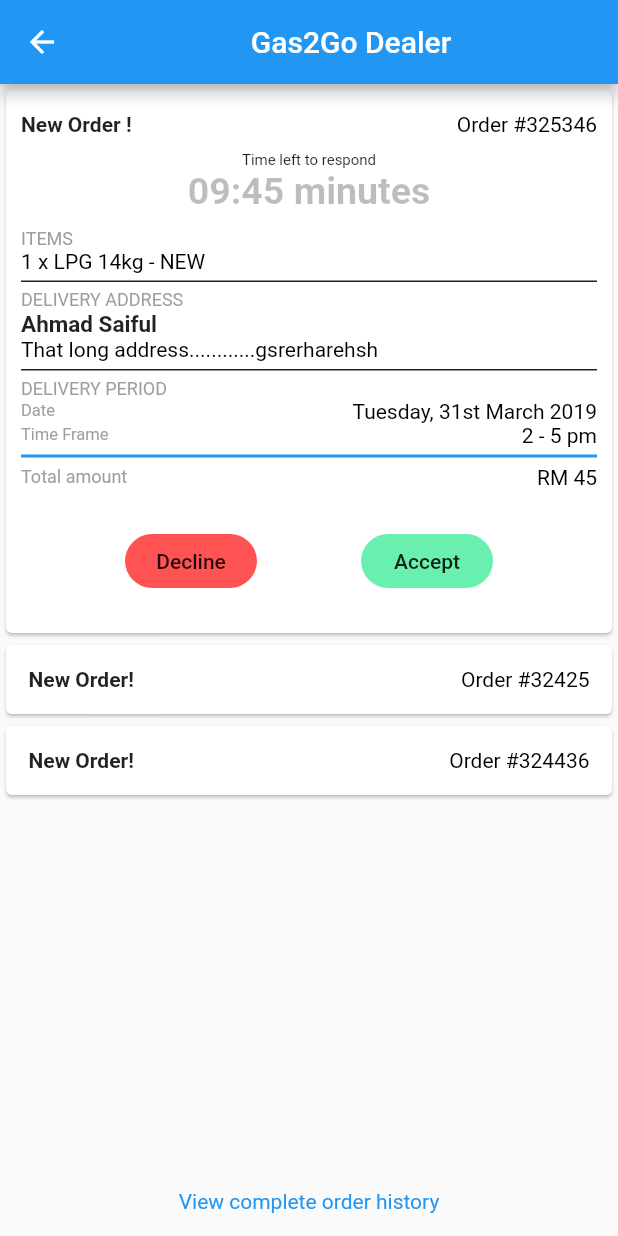
After one commit to aimanuslim/Gas2Go, a Flutter app: the DealerHomePage screen opened directly, on a phone screen of 412 x 824 dp. The commit adds this screen. Run offline on Flutter 3.47's test engine with Material 2 defaults, Android fonts, the phone set to English and light mode, and no system bars.

Commit message:
added dealer home screen, added commonelements file

```diff
--- /dev/null
+++ b/lib/commonelements.dart
@@ -0,0 +1,16 @@
+import 'package:flutter/material.dart';
+
+Widget getLine(
+    {color: Colors.black87,
+    double width: 1,
+    double top: 0,
+    double bottom: 0,
+    double left: 0,
+    double right: 0}) {
+  return Padding(
+      padding:
+          EdgeInsets.only(top: top, bottom: bottom, right: right, left: left),
+      child: Container(
+          decoration: BoxDecoration(
+              border: Border(bottom: BorderSide(width: width, color: color)))));
+}
--- a/lib/customer.dart
+++ b/lib/customer.dart
@@ -403,8 +403,7 @@ class CustomerOrderState extends State<CustomerOrderPage> {
           new RaisedButton(
             child: Text("Confirm Order", style: TextStyle(color: Colors.white)),
             color: Colors.black,
-            shape: new RoundedRectangleBorder(
-                borderRadius: new BorderRadius.circular(30.0)),
+            shape: new RoundedRectangleBorder(borderRadius: new BorderRadius.circular(30.0)),
             elevation: 50,
             onPressed: () {
               // Perform some action
--- /dev/null
+++ b/lib/dealer.dart
@@ -0,0 +1,139 @@
+import 'package:flutter/material.dart';
+import 'texts.dart';
+import 'commonelements.dart';
+
+class DealerHomePage extends StatefulWidget {
+  @override
+  DealerHomeState createState() {
+    return DealerHomeState();
+  }
+}
+
+class DealerHomeState extends State<DealerHomePage> {
+  @override
+  Widget build(BuildContext context) {
+    return new Scaffold(
+        appBar: AppBar(
+            title: Center(
+          child: Text(
+            'Gas2Go Dealer',
+            textAlign: TextAlign.center,
+          ),
+        )),
+        body: Column(
+          children: <Widget>[
+            Expanded(
+              child: ListView(
+                children: <Widget>[
+                  Card(
+                      child: Padding(
+                    padding: EdgeInsets.only(left: 10, right: 10, top: 15),
+                    child: Column(
+                      crossAxisAlignment: CrossAxisAlignment.start,
+                      children: <Widget>[
+                        Row(
+                          mainAxisAlignment: MainAxisAlignment.spaceBetween,
+                          children: <Widget>[
+                            focusText("New Order !"),
+                            normalText("Order #325346")
+                          ],
+                        ),
+                        Padding(
+                            padding: EdgeInsets.only(top: 10),
+                            child: Center(
+                                child: smallText("Time left to respond"))),
+                        Padding(
+                            padding: EdgeInsets.only(bottom: 10),
+                            child: Center(
+                                child: significantText("09:45 minutes"))),
+                        headerText(string: "ITEMS"),
+                        normalText("1 x LPG 14kg - NEW"),
+                        getLine(top: 5, bottom: 5),
+                        headerText(string: "DELIVERY ADDRESS"),
+                        nameText("Ahmad Saiful"),
+                        normalText("That long address............gsrerharehsh"),
+                        getLine(top: 5, bottom: 5),
+                        headerText(string: "DELIVERY PERIOD"),
+                        Row(
+                          mainAxisAlignment: MainAxisAlignment.spaceBetween,
+                          children: <Widget>[
+                            headerText(headerSize: 11, string: "Date"),
+                            normalText("Tuesday, 31st March 2019")
+                          ],
+                        ),
+                        Row(
+                          mainAxisAlignment: MainAxisAlignment.spaceBetween,
+                          children: <Widget>[
+                            headerText(headerSize: 11, string: "Time Frame"),
+                            normalText("2 - 5 pm")
+                          ],
+                        ),
+                        getLine(
+                            width: 2, top: 5, bottom: 5, color: Colors.blue),
+                        Row(
+                          mainAxisAlignment: MainAxisAlignment.spaceBetween,
+                          children: <Widget>[
+                            headerText(string: "Total amount"),
+                            normalText("RM 45")
+                          ],
+                        ),
+                        Center(
+                          heightFactor: 2,
+                          child: Row(
+                            mainAxisAlignment: MainAxisAlignment.spaceEvenly,
+                            children: <Widget>[
+                              FlatButton(
+                                child: Text("Decline"),
+                                color: Colors.redAccent,
+                                shape: new RoundedRectangleBorder(
+                                    borderRadius:
+                                        new BorderRadius.circular(30.0)),
+                                onPressed: () {
+                                  int y = 5;
+                                },
+                              ),
+                              FlatButton(
+                                child: Text("Accept"),
+                                color: Colors.greenAccent,
+                                shape: new RoundedRectangleBorder(
+                                    borderRadius:
+                                        new BorderRadius.circular(30.0)),
+                                onPressed: () {
+                                  int y = 5;
+                                },
+                              ),
+                            ],
+                          ),
+                        )
+                      ],
+                    ),
+                  )
+                  ),
+                  Card(
+                    child: Padding(padding: EdgeInsets.all(15), child: Row(
+                      mainAxisAlignment: MainAxisAlignment.spaceBetween,
+                      children: <Widget>[
+                        focusText("New Order!"),
+                        normalText("Order #32425")
+                      ],
+                    )),), // First order
+                    Card(
+                    child: Padding(padding: EdgeInsets.all(15), child: Row(
+                      mainAxisAlignment: MainAxisAlignment.spaceBetween,
+                      children: <Widget>[
+                        focusText("New Order!"),
+                        normalText("Order #324436")
+                      ],
+                    )),) // Second order
+                ],
+              ),
+            ),
+            Padding(padding: EdgeInsets.all(15),
+              child: linkText("View complete order history"), // TODO: add > icon later
+          )
+          ],
+
+        ),
+        );
+  }
+}
--- a/lib/texts.dart
+++ b/lib/texts.dart
@@ -11,6 +11,13 @@ Text linkText(string) {
   return Text(string,
   style: TextStyle(
     color: Colors.blue
+  ),);
+}
+
+Text focusText(string) {
+  return Text(string,
+  style: TextStyle(
+    fontWeight: FontWeight.bold
   ),);
 }
 
```
